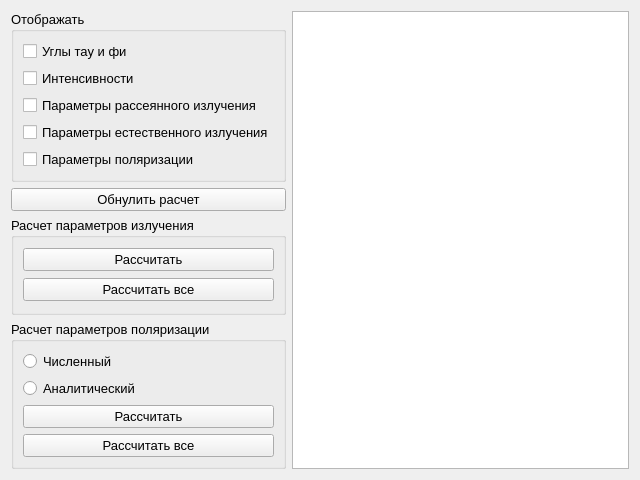
First picture: the form in calc12window.ui, repository astroidis/stokes-ui, before the edit.
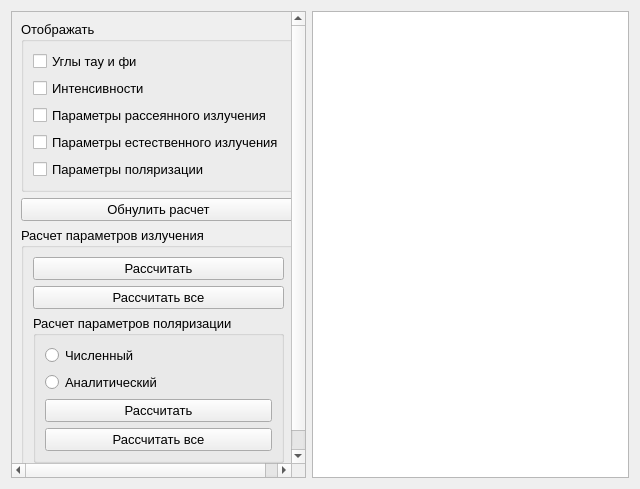
Second picture: the form after the edit.

Commit message: display calculated radiation in table

```diff
--- a/calc12window.ui
+++ b/calc12window.ui
@@ -7,7 +7,7 @@
     <x>0</x>
     <y>0</y>
     <width>640</width>
-    <height>480</height>
+    <height>489</height>
    </rect>
   </property>
   <property name="windowTitle">
@@ -15,7 +15,32 @@
   </property>
   <layout class="QHBoxLayout" name="horizontalLayout">
    <item>
-    <layout class="QVBoxLayout" name="verticalLayout">
+    <widget class="QScrollArea" name="scrollArea">
+     <property name="sizePolicy">
+      <sizepolicy hsizetype="Preferred" vsizetype="Preferred">
+       <horstretch>0</horstretch>
+       <verstretch>0</verstretch>
+      </sizepolicy>
+     </property>
+     <property name="widgetResizable">
+      <bool>true</bool>
+     </property>
+     <widget class="QWidget" name="scrollAreaWidgetContents">
+      <property name="geometry">
+       <rect>
+        <x>0</x>
+        <y>0</y>
+        <width>287</width>
+        <height>487</height>
+       </rect>
+      </property>
+      <property name="sizePolicy">
+       <sizepolicy hsizetype="Minimum" vsizetype="Minimum">
+        <horstretch>0</horstretch>
+        <verstretch>0</verstretch>
+       </sizepolicy>
+      </property>
+      <layout class="QVBoxLayout" name="verticalLayout_5">
      <item>
       <widget class="QGroupBox" name="displayGroup">
        <property name="font">
@@ -108,9 +133,6 @@
           </property>
          </widget>
         </item>
-       </layout>
-      </widget>
-     </item>
      <item>
       <widget class="QGroupBox" name="calcPolarGroup">
        <property name="font">
@@ -154,9 +176,14 @@
       </widget>
      </item>
     </layout>
+        </widget>
+       </item>
+      </layout>
+     </widget>
+    </widget>
    </item>
    <item>
-    <widget class="QTableWidget" name="tableWidget"/>
+    <widget class="QTableView" name="tableView"/>
    </item>
   </layout>
  </widget>
```
Lines whose indentation alone changed are shown as unchanged. The commit also changes 7 other files.
